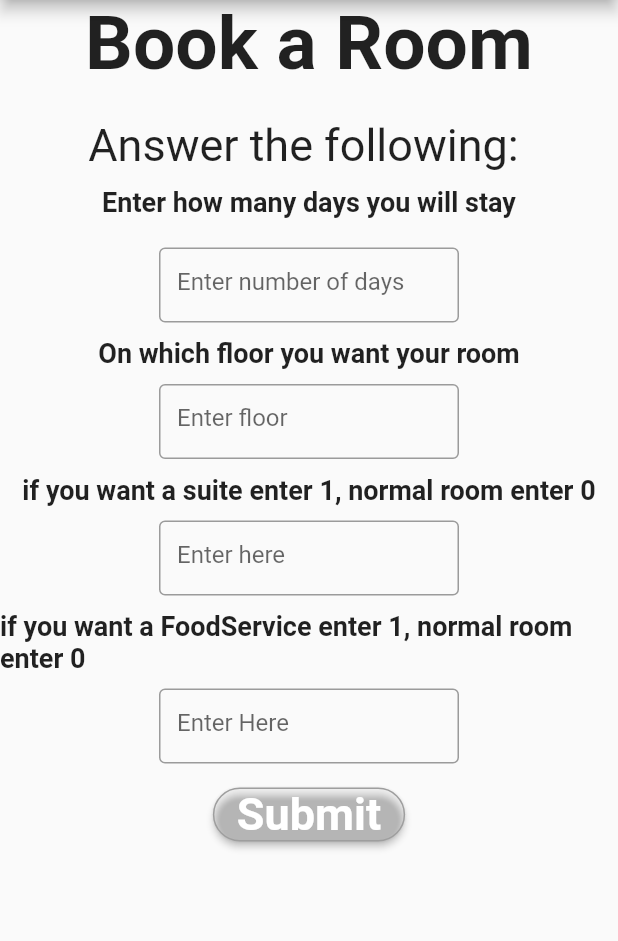
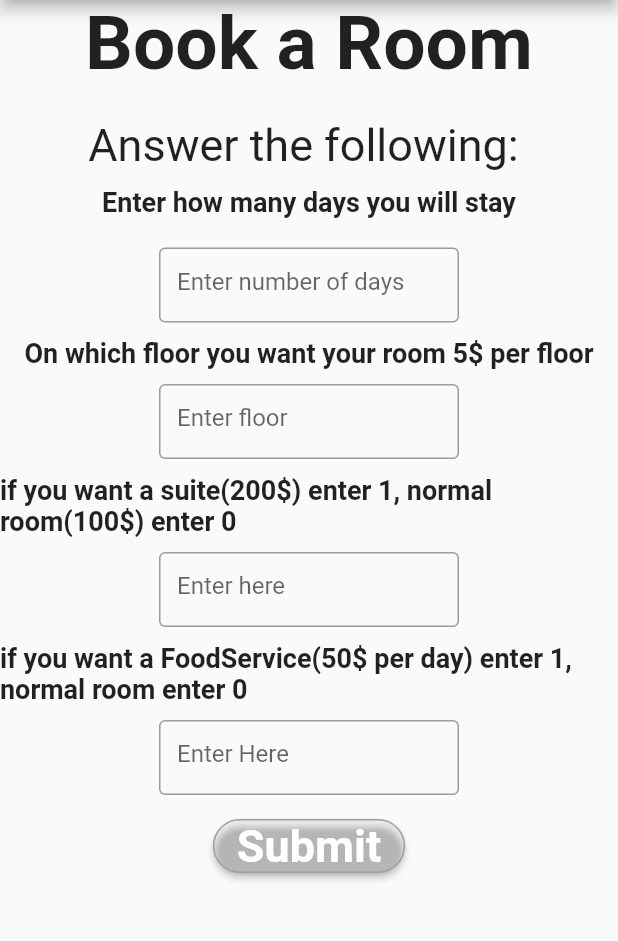
Before and after one commit to AdhamShayya/MobileApplication, a Flutter app: the Questions screen opened directly, on a phone screen of 412 x 824 dp, the part 84-1025 px from its top. Run offline on Flutter 3.47's test engine with Material 2 defaults, Android fonts, the phone set to English and light mode, and no system bars.

Commit message:
Update Questions.dart

```diff
--- a/lib/Questions.dart
+++ b/lib/Questions.dart
@@ -58,7 +58,7 @@ class _QuestionsState extends State<Questions> {
                     hintText: 'Enter number of days')),
           ),
           const SizedBox(height: 10.0),
-          const Text('On which floor you want your room',
+          const Text('On which floor you want your room 5\$ per floor',
               style: TextStyle(fontSize: 18.0, fontWeight: FontWeight.bold)),
           const SizedBox(height: 10),
           SizedBox(
@@ -71,7 +71,7 @@ class _QuestionsState extends State<Questions> {
                     border: OutlineInputBorder(), hintText: 'Enter floor')),
           ),
           const SizedBox(height: 10.0),
-          const Text('if you want a suite enter 1, normal room enter 0',
+          const Text('if you want a suite(200\$) enter 1, normal room(100\$) enter 0',
               style: TextStyle(fontSize: 18.0, fontWeight: FontWeight.bold)),
           const SizedBox(height: 10),
           SizedBox(
@@ -84,7 +84,7 @@ class _QuestionsState extends State<Questions> {
                     border: OutlineInputBorder(), hintText: 'Enter here')),
           ),
           const SizedBox(height: 10.0),
-          const Text('if you want a FoodService enter 1, normal room enter 0',
+          const Text('if you want a FoodService(50\$ per day) enter 1, normal room enter 0',
               style: TextStyle(fontSize: 18.0, fontWeight: FontWeight.bold)),
           const SizedBox(height: 10),
           SizedBox(
```
